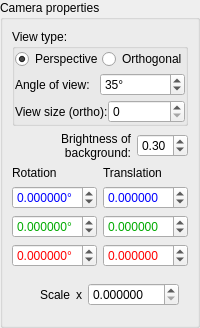
Old version of the form dpVision/ui/UiPropViewer.ui in the repository pojdulos/pyDpVision.
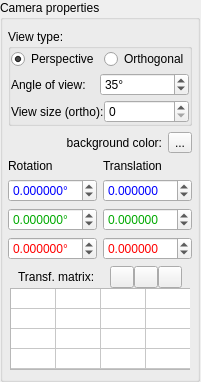
New version of the form. Icons and pictures are not drawn.

What changed in the file:
```diff
--- a/dpVision/ui/UiPropViewer.ui
+++ b/dpVision/ui/UiPropViewer.ui
@@ -6,8 +6,8 @@
    <rect>
     <x>0</x>
     <y>0</y>
-    <width>200</width>
-    <height>328</height>
+    <width>201</width>
+    <height>357</height>
    </rect>
   </property>
   <property name="windowTitle">
@@ -44,6 +44,12 @@
       <string>Camera properties</string>
      </property>
      <layout class="QVBoxLayout" name="verticalLayout_2">
+      <property name="leftMargin">
+       <number>5</number>
+      </property>
+      <property name="rightMargin">
+       <number>5</number>
+      </property>
       <item>
        <widget class="QGroupBox" name="groupBox">
         <property name="title">
@@ -66,7 +72,20 @@
           <number>0</number>
          </property>
          <item>
-          <layout class="QHBoxLayout" name="horizontalLayout_7">
+          <widget class="QWidget" name="projectionSwitch" native="true">
+           <layout class="QHBoxLayout" name="horizontalLayout_3">
+            <property name="leftMargin">
+             <number>0</number>
+            </property>
+            <property name="topMargin">
+             <number>0</number>
+            </property>
+            <property name="rightMargin">
+             <number>0</number>
+            </property>
+            <property name="bottomMargin">
+             <number>0</number>
+            </property>
            <item>
             <widget class="QRadioButton" name="radioPersp">
              <property name="sizePolicy">
@@ -97,9 +116,10 @@
             </widget>
            </item>
           </layout>
+          </widget>
          </item>
          <item>
-          <widget class="QWidget" name="widget_2" native="true">
+          <widget class="QWidget" name="perspWidget" native="true">
            <layout class="QHBoxLayout" name="horizontalLayout_4">
             <property name="spacing">
              <number>0</number>
@@ -152,7 +172,7 @@
           </widget>
          </item>
          <item>
-          <widget class="QWidget" name="widget_3" native="true">
+          <widget class="QWidget" name="orthoWidget" native="true">
            <layout class="QHBoxLayout" name="horizontalLayout_5">
             <property name="spacing">
              <number>0</number>
@@ -193,14 +213,33 @@
        </widget>
       </item>
       <item>
-       <layout class="QHBoxLayout" name="horizontalLayout_3">
+       <widget class="QWidget" name="widget_5" native="true">
+        <property name="sizePolicy">
+         <sizepolicy hsizetype="Preferred" vsizetype="Fixed">
+          <horstretch>0</horstretch>
+          <verstretch>0</verstretch>
+         </sizepolicy>
+        </property>
+        <layout class="QHBoxLayout" name="horizontalLayout">
+         <property name="leftMargin">
+          <number>0</number>
+         </property>
+         <property name="topMargin">
+          <number>0</number>
+         </property>
+         <property name="rightMargin">
+          <number>0</number>
+         </property>
+         <property name="bottomMargin">
+          <number>0</number>
+         </property>
         <item>
          <widget class="QLabel" name="label_10">
           <property name="inputMethodHints">
            <set>Qt::ImhMultiLine</set>
           </property>
           <property name="text">
-           <string>Brightness of background:</string>
+            <string>background color:</string>
           </property>
           <property name="alignment">
            <set>Qt::AlignRight|Qt::AlignTrailing|Qt::AlignVCenter</set>
@@ -211,28 +250,14 @@
          </widget>
         </item>
         <item>
-         <widget class="QDoubleSpinBox" name="spinBG">
-          <property name="sizePolicy">
-           <sizepolicy hsizetype="Preferred" vsizetype="Fixed">
-            <horstretch>0</horstretch>
-            <verstretch>0</verstretch>
-           </sizepolicy>
-          </property>
-          <property name="decimals">
-           <number>2</number>
-          </property>
-          <property name="maximum">
-           <double>1.000000000000000</double>
-          </property>
-          <property name="singleStep">
-           <double>0.100000000000000</double>
-          </property>
-          <property name="value">
-           <double>0.300000000000000</double>
+          <widget class="QToolButton" name="bgColorButton">
+           <property name="text">
+            <string>...</string>
           </property>
          </widget>
         </item>
        </layout>
+       </widget>
       </item>
       <item>
        <widget class="QWidget" name="widget" native="true">
@@ -813,52 +838,252 @@
        </widget>
       </item>
       <item>
-       <widget class="QWidget" name="horizontalWidget" native="true">
-        <layout class="QHBoxLayout" name="horizontalLayout">
+       <widget class="QWidget" name="widget_12" native="true">
+        <property name="sizePolicy">
+         <sizepolicy hsizetype="Fixed" vsizetype="Fixed">
+          <horstretch>0</horstretch>
+          <verstretch>0</verstretch>
+         </sizepolicy>
+        </property>
+        <layout class="QVBoxLayout" name="verticalLayout_10">
+         <property name="spacing">
+          <number>0</number>
+         </property>
+         <property name="leftMargin">
+          <number>2</number>
+         </property>
+         <property name="topMargin">
+          <number>0</number>
+         </property>
+         <property name="rightMargin">
+          <number>2</number>
+         </property>
+         <property name="bottomMargin">
+          <number>0</number>
+         </property>
          <item>
-          <spacer name="horizontalSpacer">
-           <property name="orientation">
-            <enum>Qt::Horizontal</enum>
+          <widget class="QWidget" name="widget_13" native="true">
+           <property name="sizePolicy">
+            <sizepolicy hsizetype="Preferred" vsizetype="Preferred">
+             <horstretch>0</horstretch>
+             <verstretch>0</verstretch>
+            </sizepolicy>
            </property>
-           <property name="sizeHint" stdset="0">
+           <property name="maximumSize">
             <size>
-             <width>40</width>
-             <height>20</height>
+             <width>16777215</width>
+             <height>48</height>
             </size>
            </property>
-          </spacer>
+           <layout class="QHBoxLayout" name="horizontalLayout_6">
+            <property name="spacing">
+             <number>0</number>
+            </property>
+            <property name="leftMargin">
+             <number>8</number>
+            </property>
+            <property name="topMargin">
+             <number>0</number>
+            </property>
+            <property name="rightMargin">
+             <number>8</number>
+            </property>
+            <property name="bottomMargin">
+             <number>0</number>
+            </property>
+            <item>
+             <widget class="QLabel" name="matrixLabel">
+              <property name="text">
+               <string>Transf. matrix:</string>
+              </property>
+              <property name="alignment">
+               <set>Qt::AlignLeading|Qt::AlignLeft|Qt::AlignVCenter</set>
+              </property>
+             </widget>
          </item>
          <item>
-          <widget class="QLabel" name="label_5">
+             <widget class="QPushButton" name="clearButton">
+              <property name="maximumSize">
+               <size>
+                <width>24</width>
+                <height>16777215</height>
+               </size>
+              </property>
+              <property name="toolTip">
+               <string>clear transformation</string>
+              </property>
            <property name="text">
-            <string>Scale</string>
-           </property>
+               <string/>
+              </property>
+              <property name="icon">
+               <iconset resource="dpVision.qrc">
+                <normaloff>:/icons/Erase.ico</normaloff>:/icons/Erase.ico</iconset>
+              </property>
           </widget>
          </item>
          <item>
-          <widget class="QLabel" name="label_8">
+             <widget class="QPushButton" name="copyButton">
+              <property name="maximumSize">
+               <size>
+                <width>24</width>
+                <height>16777215</height>
+               </size>
+              </property>
+              <property name="toolTip">
+               <string>copy matrix to clipboard</string>
+              </property>
            <property name="text">
-            <string>x</string>
-           </property>
+               <string/>
+              </property>
+              <property name="icon">
+               <iconset resource="dpVision.qrc">
+                <normaloff>:/icons/Copy.ico</normaloff>:/icons/Copy.ico</iconset>
+              </property>
+              <property name="iconSize">
+               <size>
+                <width>16</width>
+                <height>16</height>
+               </size>
+              </property>
           </widget>
          </item>
          <item>
-          <widget class="QDoubleSpinBox" name="spinViewScale">
+             <widget class="QPushButton" name="pasteButton">
+              <property name="maximumSize">
+               <size>
+                <width>24</width>
+                <height>16777215</height>
+               </size>
+              </property>
+              <property name="toolTip">
+               <string>paste matrix from clipboard</string>
+              </property>
+              <property name="text">
+               <string/>
+              </property>
+              <property name="icon">
+               <iconset resource="dpVision.qrc">
+                <normaloff>:/icons/Paste.ico</normaloff>:/icons/Paste.ico</iconset>
+              </property>
+             </widget>
+            </item>
+           </layout>
+          </widget>
+         </item>
+         <item>
+          <widget class="QWidget" name="widget_15" native="true">
+           <property name="sizePolicy">
+            <sizepolicy hsizetype="Minimum" vsizetype="Minimum">
+             <horstretch>0</horstretch>
+             <verstretch>0</verstretch>
+            </sizepolicy>
+           </property>
+           <layout class="QHBoxLayout" name="horizontalLayout_7">
+            <property name="leftMargin">
+             <number>0</number>
+            </property>
+            <property name="topMargin">
+             <number>0</number>
+            </property>
+            <property name="rightMargin">
+             <number>0</number>
+            </property>
+            <property name="bottomMargin">
+             <number>0</number>
+            </property>
+            <item>
+             <widget class="QTableWidget" name="matrixTable">
            <property name="sizePolicy">
             <sizepolicy hsizetype="Preferred" vsizetype="Fixed">
              <horstretch>0</horstretch>
              <verstretch>0</verstretch>
             </sizepolicy>
            </property>
-           <property name="decimals">
-            <number>6</number>
-           </property>
-           <property name="maximum">
-            <double>360.000000000000000</double>
-           </property>
-           <property name="singleStep">
-            <double>0.100000000000000</double>
-           </property>
+              <property name="minimumSize">
+               <size>
+                <width>182</width>
+                <height>82</height>
+               </size>
+              </property>
+              <property name="maximumSize">
+               <size>
+                <width>182</width>
+                <height>82</height>
+               </size>
+              </property>
+              <property name="font">
+               <font>
+                <pointsize>6</pointsize>
+               </font>
+              </property>
+              <property name="frameShape">
+               <enum>QFrame::StyledPanel</enum>
+              </property>
+              <property name="frameShadow">
+               <enum>QFrame::Sunken</enum>
+              </property>
+              <property name="verticalScrollBarPolicy">
+               <enum>Qt::ScrollBarAlwaysOff</enum>
+              </property>
+              <property name="horizontalScrollBarPolicy">
+               <enum>Qt::ScrollBarAlwaysOff</enum>
+              </property>
+              <property name="autoScroll">
+               <bool>false</bool>
+              </property>
+              <property name="dragDropOverwriteMode">
+               <bool>false</bool>
+              </property>
+              <property name="textElideMode">
+               <enum>Qt::ElideNone</enum>
+              </property>
+              <property name="gridStyle">
+               <enum>Qt::SolidLine</enum>
+              </property>
+              <property name="wordWrap">
+               <bool>false</bool>
+              </property>
+              <property name="cornerButtonEnabled">
+               <bool>false</bool>
+              </property>
+              <property name="rowCount">
+               <number>4</number>
+              </property>
+              <property name="columnCount">
+               <number>4</number>
+              </property>
+              <attribute name="horizontalHeaderVisible">
+               <bool>false</bool>
+              </attribute>
+              <attribute name="horizontalHeaderMinimumSectionSize">
+               <number>45</number>
+              </attribute>
+              <attribute name="horizontalHeaderDefaultSectionSize">
+               <number>45</number>
+              </attribute>
+              <attribute name="horizontalHeaderHighlightSections">
+               <bool>false</bool>
+              </attribute>
+              <attribute name="verticalHeaderVisible">
+               <bool>false</bool>
+              </attribute>
+              <attribute name="verticalHeaderMinimumSectionSize">
+               <number>20</number>
+              </attribute>
+              <attribute name="verticalHeaderDefaultSectionSize">
+               <number>20</number>
+              </attribute>
+              <attribute name="verticalHeaderHighlightSections">
+               <bool>false</bool>
+              </attribute>
+              <row/>
+              <row/>
+              <row/>
+              <row/>
+              <column/>
+              <column/>
+              <column/>
+              <column/>
           </widget>
          </item>
         </layout>
@@ -869,7 +1094,12 @@
    </item>
   </layout>
  </widget>
- <resources/>
+   </item>
+  </layout>
+ </widget>
+ <resources>
+  <include location="dpVision.qrc"/>
+ </resources>
  <connections>
   <connection>
    <sender>spinViewRotX</sender>
```
Left out of the diff: 84 changed lines with no effect on the pictures. Lines whose indentation alone changed are shown as unchanged.
